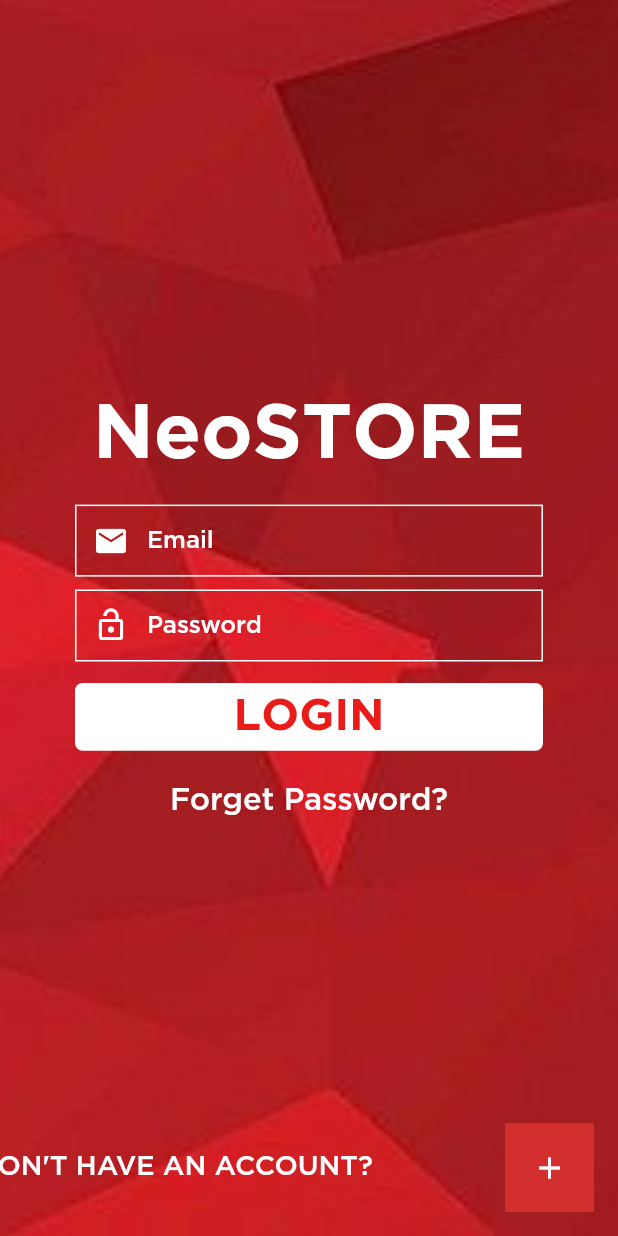
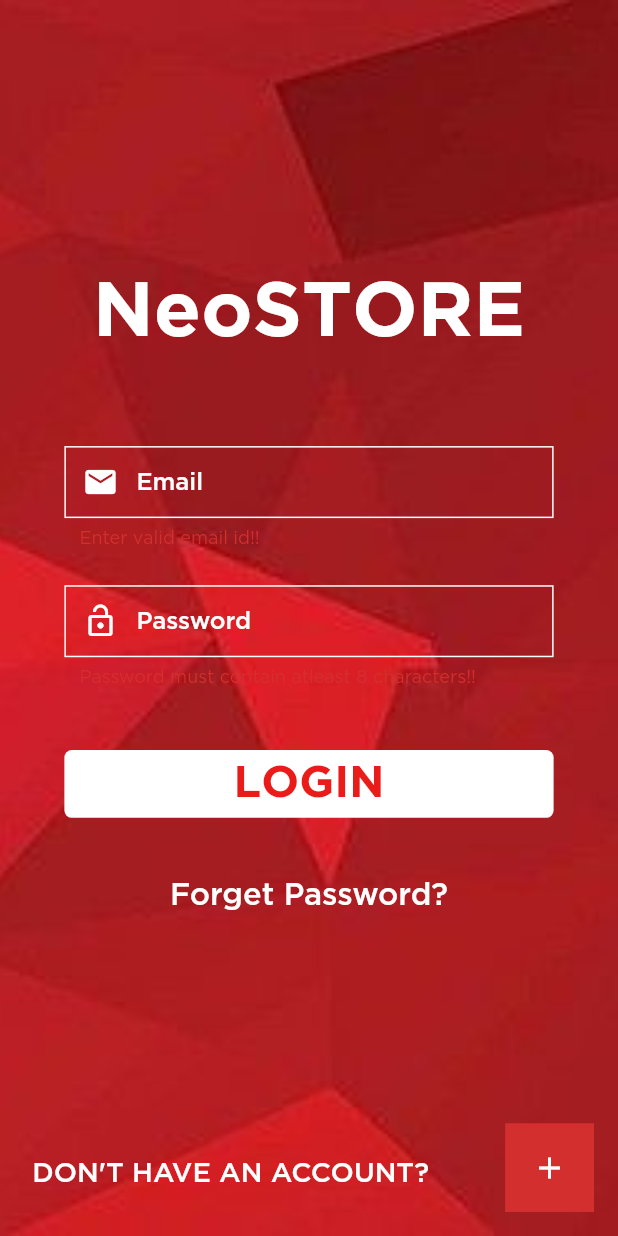
Before and after one commit to mahendra89s/NeoSTORE_Flutter, a Flutter app: the screen it shows after launch, after a tap on "LOGIN", on a phone screen of 412 x 824 dp. Run offline on Flutter 3.47's test engine with Material 2 defaults, Android fonts, the light colour scheme and no system bars; our stand-ins replace flutter_riverpod, flutter_screenutil, fluttertoast, freezed_annotation, riverpod.

Commit message:
login jouney setup

```diff
--- a/lib/screens/authentication/presentation/login_page/provider/login_state_notifier.dart
+++ b/lib/screens/authentication/presentation/login_page/provider/login_state_notifier.dart
@@ -11,6 +11,7 @@ class LoginStateNotifier extends StateNotifier<LoginState> {
   LoginStateNotifier({required this.loginUseCase}) : super(const LoginState());
 
   callAuthenticationUserApi(LoginRequest request) async {
+    state = state.copyWith(isLoading: true, status: Status.loading);
     final response = await loginUseCase.authorizeUserUseCase(request);
 
     switch (response.status) {
--- a/lib/screens/authentication/presentation/login_page/view/login_page.dart
+++ b/lib/screens/authentication/presentation/login_page/view/login_page.dart
@@ -3,6 +3,8 @@ import 'package:flutter_riverpod/flutter_riverpod.dart';
 import 'package:flutter_screenutil/flutter_screenutil.dart';
 import 'package:neostore_app/config/common_api_status_model.dart';
 import 'package:neostore_app/screens/authentication/presentation/login_page/model/login_request.dart';
+import 'package:neostore_app/screens/authentication/presentation/login_page/model/login_state.dart';
+import 'package:neostore_app/utils/toast.dart';
 
 import '../provider/login_state_notifier.dart';
 
@@ -19,12 +21,32 @@ class _LoginPageState extends State<LoginPage> {
   FocusNode usernameFocus = FocusNode();
   FocusNode passwordFocus = FocusNode();
   LoginRequest loginRequest = LoginRequest(email: "", password: "");
-  late final _formKey;
+  final _formKey = GlobalKey<FormState>();
 
   @override
   void initState() {
-    _formKey = GlobalKey<FormState>();
     super.initState();
+  }
+
+  void event(LoginState state) {
+    switch (state.status) {
+      case Status.error:
+        {
+          CustomToast.showToast("Error Occurred!!!");
+          break;
+        }
+      case Status.failure:
+        {
+          CustomToast.showToast(state.errorMsg);
+          break;
+        }
+      case Status.success:
+        {
+          break;
+        }
+      default:
+        {}
+    }
   }
 
   @override
@@ -43,10 +65,12 @@ class _LoginPageState extends State<LoginPage> {
 
     Widget loginButton(WidgetRef ref) {
       final apiCallProvider = ref.watch(authenticateProvider.notifier);
+      final LoginState loginState = ref.watch(authenticateProvider);
       return InkWell(
-        onTap: () {
-          if (_formKey.currenState.validate()) {
-            apiCallProvider.callAuthenticationUserApi(loginRequest);
+        onTap: () async {
+          if (_formKey.currentState!.validate()) {
+            await apiCallProvider.callAuthenticationUserApi(loginRequest);
+            event(loginState);
           }
         },
         child: Container(
@@ -55,9 +79,11 @@ class _LoginPageState extends State<LoginPage> {
             decoration: const BoxDecoration(
                 color: Colors.white,
                 borderRadius: BorderRadius.all(Radius.circular(5.0))),
-            child: apiCallProvider.state.status == Status.loading
-                ? const CircularProgressIndicator(
+            child: loginState.status == Status.loading
+                ? const Center(
+                    child: CircularProgressIndicator(
                       color: Color(0xffE91C1A),
+                    ),
                   )
                 : Center(
                     child: Text(
@@ -116,7 +142,7 @@ class _LoginPageState extends State<LoginPage> {
                 !RegExp(r'^[\w-_\.]+@([\w-].)+[a-z]{2,5}').hasMatch(value)) {
               return 'Enter valid email id!!';
             }
-            loginRequest.copyWith(email: value);
+            loginRequest = loginRequest.copyWith(email: value);
             return null;
           },
           onChanged: (value) => () {});
@@ -159,17 +185,22 @@ class _LoginPageState extends State<LoginPage> {
                 !RegExp(r'^(?=.*[a-z])(?=.*?[0-9]).{8,}$').hasMatch(value)) {
               return 'Password must contain atleast 8 characters!!';
             }
-            loginRequest.copyWith(password: value);
+            loginRequest = loginRequest.copyWith(password: value);
             return null;
           },
           onChanged: (value) => () {});
     }
 
     Widget dontHaveAccount() {
-      return Text(
+      return SizedBox(
+        width: double.infinity,
+        child: Text(
           "DON'T HAVE AN ACCOUNT?",
           style: TextStyle(
-            color: Colors.white, fontWeight: FontWeight.w500, fontSize: 48.sp),
+              color: Colors.white,
+              fontWeight: FontWeight.w500,
+              fontSize: 48.sp),
+        ),
       );
     }
 
@@ -181,13 +212,13 @@ class _LoginPageState extends State<LoginPage> {
             mainAxisAlignment: MainAxisAlignment.center,
             children: <Widget>[
               neoStoreText(),
-              Padding(padding: EdgeInsets.only(top: 148.h / 3)),
+              Padding(padding: EdgeInsets.only(top: 148.h)),
               email(),
-              Padding(padding: EdgeInsets.only(top: 60.h / 3)),
+              Padding(padding: EdgeInsets.only(top: 60.h)),
               password(),
-              Padding(padding: EdgeInsets.only(top: 100.h / 3)),
+              Padding(padding: EdgeInsets.only(top: 100.h)),
               loginButton(ref),
-              Padding(padding: EdgeInsets.only(top: 65.h / 3)),
+              Padding(padding: EdgeInsets.only(top: 65.h)),
               forgetPassword()
             ],
           ),
@@ -202,18 +233,24 @@ class _LoginPageState extends State<LoginPage> {
             resizeToAvoidBottomInset: false,
             body: Container(
               height: ScreenUtil().screenHeight,
-              padding: const EdgeInsets.symmetric(horizontal: 50, vertical: 50),
+              padding: EdgeInsets.symmetric(horizontal: 50.h, vertical: 75.h),
               decoration: const BoxDecoration(
                 image: DecorationImage(
                     image: AssetImage('assets/images/bg_img.jpeg'),
                     fit: BoxFit.cover),
               ),
+              child: Column(
+                children: [
+                  Expanded(
+                      child: Padding(
+                    padding: EdgeInsets.symmetric(horizontal: 50.h),
                     child: loginForm(),
+                  )),
+                  dontHaveAccount()
+                ],
               ),
-            floatingActionButton: Row(
-              children: [
-                Expanded(child: dontHaveAccount()),
-                SizedBox(
+            ),
+            floatingActionButton: SizedBox(
               height: 138.h,
               width: 138.h,
               child: FloatingActionButton(
@@ -226,8 +263,6 @@ class _LoginPageState extends State<LoginPage> {
                   Icons.add,
                 ),
               ),
-                )
-              ],
             ),
           );
         });
--- a/pubspec.yaml
+++ b/pubspec.yaml
@@ -40,6 +40,7 @@ dependencies:
   freezed_annotation: ^2.2.0
   json_annotation: ^4.8.1
   flutter_riverpod: ^2.3.6
+  fluttertoast: ^8.2.2
 
 dev_dependencies:
   flutter_test:
```
Also changed, not shown: lib/screens/authentication/data/service/authentication_api_service.dart (+8 -6 lines), lib/utils/toast.dart (added, +14 -0 lines), pubspec.lock, 1 other file. Lines whose indentation alone changed are shown as unchanged.
